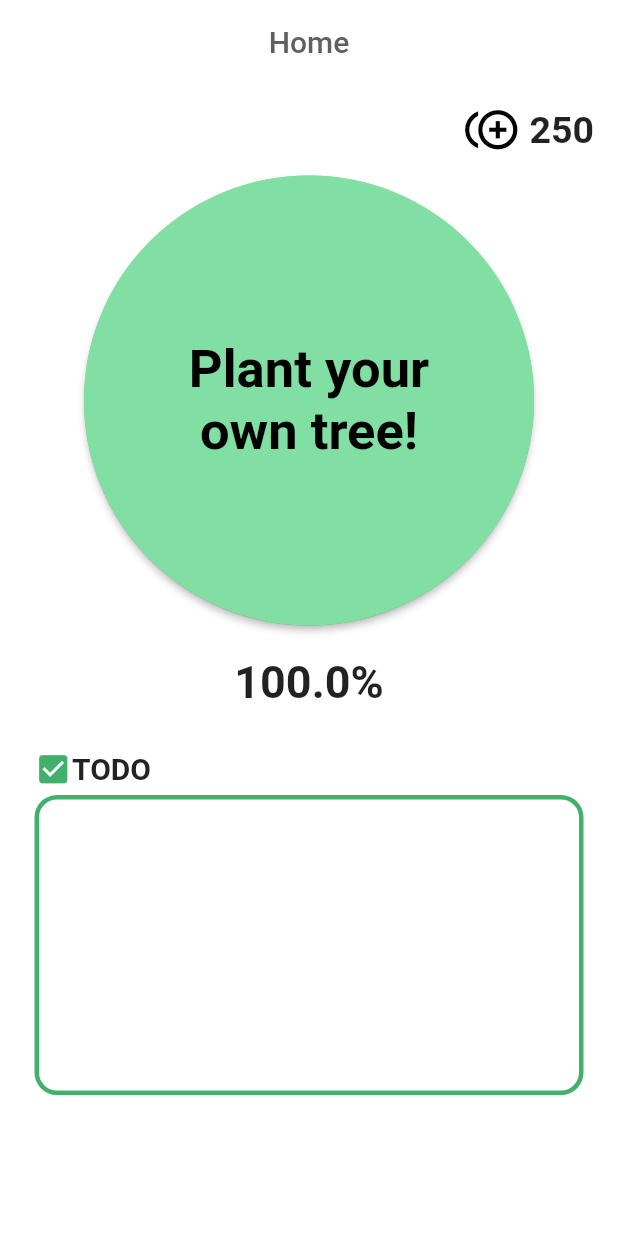
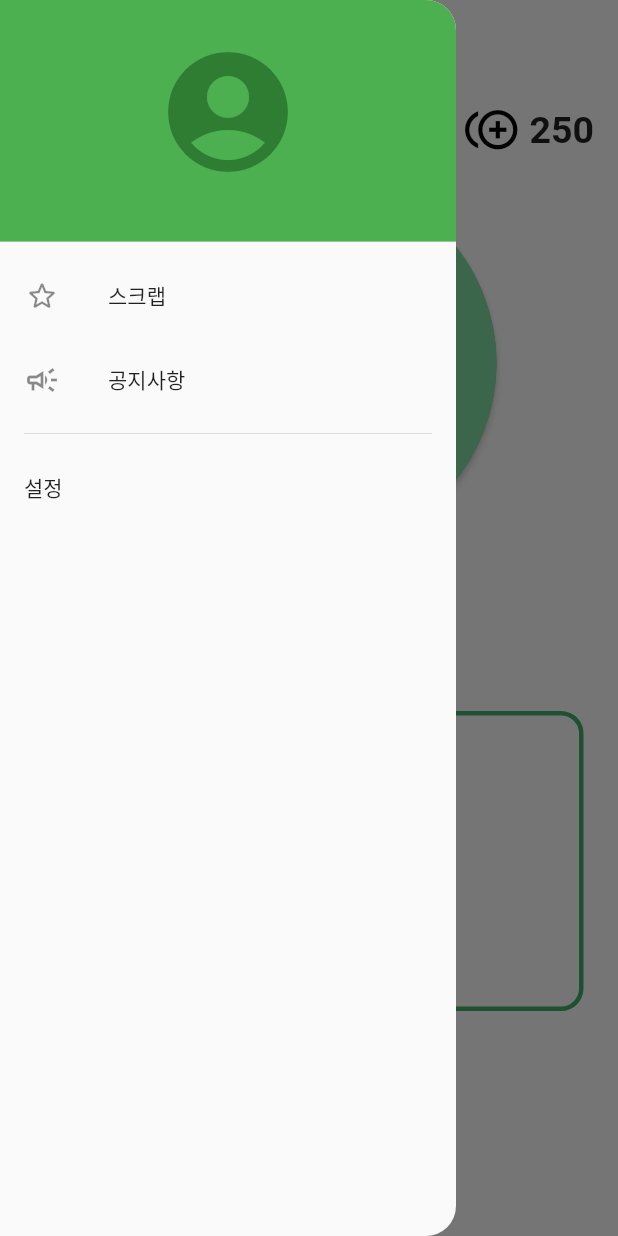
Before and after one commit to z5zH0/home, a Flutter app: the screen it shows after launch, with the side drawer open (before the commit the screen has no drawer), on a phone screen of 412 x 824 dp. Run offline on Flutter 3.47's test engine with Material 2 defaults, Android fonts, the phone set to English and light mode, and no system bars; drawn by our look-alikes of percent_indicator; Roboto replaces fonts that are missing (Inter-Regular, Inter-regular).

Commit message:
드로어 추가

```diff
--- /dev/null
+++ b/lib/drawer.dart
@@ -0,0 +1,61 @@
+import 'package:flutter/material.dart';
+
+class drawer extends StatefulWidget {
+  const drawer({Key? key}) : super(key: key);
+
+  @override
+  _drawerState createState() => _drawerState();
+}
+
+class _drawerState extends State<drawer> {
+  @override
+  Widget build(BuildContext context) {
+    return ClipRRect(
+      borderRadius: BorderRadius.only(topRight: Radius.circular(20.0), bottomRight: Radius.circular(20.0)),
+      child: Drawer(
+          child: Column(
+            crossAxisAlignment: CrossAxisAlignment.stretch,
+            children: [
+              DrawerHeader(
+                decoration: BoxDecoration(color: Colors.green),
+                child: Padding(
+                  padding: const EdgeInsets.only(bottom: 20),
+                  child: Icon(
+                    Icons.account_circle,
+                    color: Colors.green.shade800,
+                    size: 96,
+                  ),
+                ),
+              ),
+              ListTile(
+                leading: Icon(
+                  Icons.star_border_rounded,
+                ),
+                title: Text('스크랩'),
+                onTap: () {
+                },
+              ),
+              ListTile(
+                leading: Icon(
+                  Icons.campaign_outlined,
+                ),
+                title: Text('공지사항'),
+                onTap: () {
+                },
+              ),
+              // Long drawer contents are often segmented.
+              Padding(
+                padding: const EdgeInsets.symmetric(horizontal: 16),
+                child: Divider(),
+              ),
+              ListTile(
+                title: Text('설정'),
+                onTap: () {
+                },
+              ),
+            ],
+          ),
+        ),
+    );
+  }
+}
--- a/lib/main.dart
+++ b/lib/main.dart
@@ -4,6 +4,8 @@ import 'package:percent_indicator/percent_indicator.dart';
 import 'package:home/resources.dart';
 import 'package:home/TodoListWidget.dart';
 import 'todo.dart';
+import 'todoData.dart';
+import 'drawer.dart';
 
 void main() => runApp(MyApp());
 
@@ -30,7 +32,8 @@ class Home extends StatefulWidget {
 
 class _HomeState extends State<Home> {
 
-  double percent = 100;
+  TodoData todoData = TodoData();
+  num percent = 100;
   int userPoint = 250;
   TextEditingController inputString = TextEditingController();
   String oneTodo = '';
@@ -38,14 +41,31 @@ class _HomeState extends State<Home> {
   @override
   Widget build(BuildContext context) {
     return Scaffold(
+      drawer: drawer(),
       backgroundColor: Colors.white,
       appBar: AppBar(
         title: Text('Home', style: TextStyle(color: darkGray)),
         centerTitle: true,
         elevation: 0.0,
         backgroundColor: Colors.white,
+        leading: Builder(builder: (context){
+          return GestureDetector(
+            onTap: () => Scaffold.of(context).openDrawer(),
+            child: Padding(
+              padding: const EdgeInsets.all(8.0),
+              child: DecoratedBox(
+                  decoration: BoxDecoration(
+                    image: DecorationImage(
+                      image: AssetImage('images/account.png'),
+                  ),
+                    border: Border.all(color: deepGreen, width: 1),
+                    shape: BoxShape.circle,
+                  ),
+              ),
+            ),
+            );
+        }),
       ),
-
       body: Column(
         children:[
           Padding(
@@ -73,17 +93,17 @@ class _HomeState extends State<Home> {
           ),
 
           CircularPercentIndicator(
-            radius: 300.0,
+            radius: 250.0,
             lineWidth: 10.0,
             percent: percent/100,
             center: ElevatedButton(
-              child: Text('Plant your\nown tree!', textAlign: TextAlign.center, style: TextStyle(color: Colors.black, fontFamily: 'Inter-regular', fontSize: 35, fontWeight: FontWeight.bold)),
+              child: Text('Plant your\nown tree!', textAlign: TextAlign.center, style: TextStyle(color: Colors.black, fontFamily: 'Inter-regular', fontSize: 30, fontWeight: FontWeight.bold)),
             onPressed: () {
               PlantTreeDialog();
             },
             style: ElevatedButton.styleFrom(
               primary: lightGreen,
-              fixedSize: Size(300, 300),
+              fixedSize: Size(250, 250),
               shape: CircleBorder(),
             ),),
             progressColor: lightGreen,
@@ -95,7 +115,7 @@ class _HomeState extends State<Home> {
             child: Text('${percent}%',
                 style: TextStyle(
                   fontFamily: 'Inter-Regular',
-                  fontSize: 30.0,
+                  fontSize: 25.0,
                   fontWeight: FontWeight.bold,
                 ),
           ),
@@ -111,13 +131,6 @@ class _HomeState extends State<Home> {
         ],
       ),
     );
-  }
-
-addTodo(Todo todo) {
-    return setState(() {
-      oneTodo = todo.todoContent;
-      Text('$oneTodo');
-    });
   }
 
   void AddTodoDialog() {
@@ -145,7 +158,8 @@ addTodo(Todo todo) {
                     textInputAction: TextInputAction.go,
                     onSubmitted: (value) {
                       Todo newTodo = Todo(inputString.text, false, DateTime(0,0,0,0,0), 2);
-                      return addTodo(newTodo);
+                      oneTodo = newTodo.todoContent;
+                      todoData.addTodo(newTodo);
                     },
                     showCursor: false,
 
@@ -245,5 +259,4 @@ addTodo(Todo todo) {
           );
         });
   }
-
 }
--- a/lib/todoData.dart
+++ b/lib/todoData.dart
@@ -3,12 +3,7 @@
 import 'todo.dart';
 
 class TodoData{
-  List<Todo> TodoDB =
-      [
-        Todo('Turn off all the electronics for 1 hour', false, DateTime(0), 1),
-        Todo('Go to work by bicycle', false, DateTime(0), 1),
-        Todo('Keep indoor temperature 20℃', false, DateTime(0), 1),
-      ];
+  List<Todo> TodoDB = [];
 
   int getNum(){
     return TodoDB.length;
@@ -29,4 +24,8 @@ class TodoData{
   int getPoint(int index) {
     return TodoDB[index].todoPoint;
   }
+
+  void addTodo(Todo todo){
+    TodoDB.add(todo);
+  }
 }
```
Also changed, not shown: images/account.png (added).
